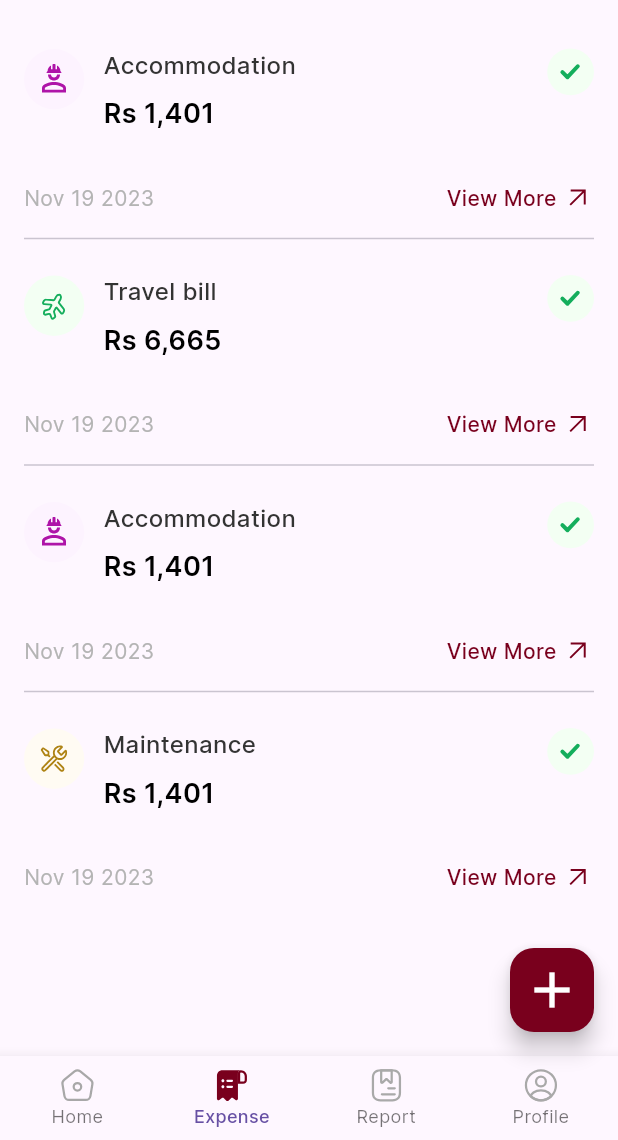
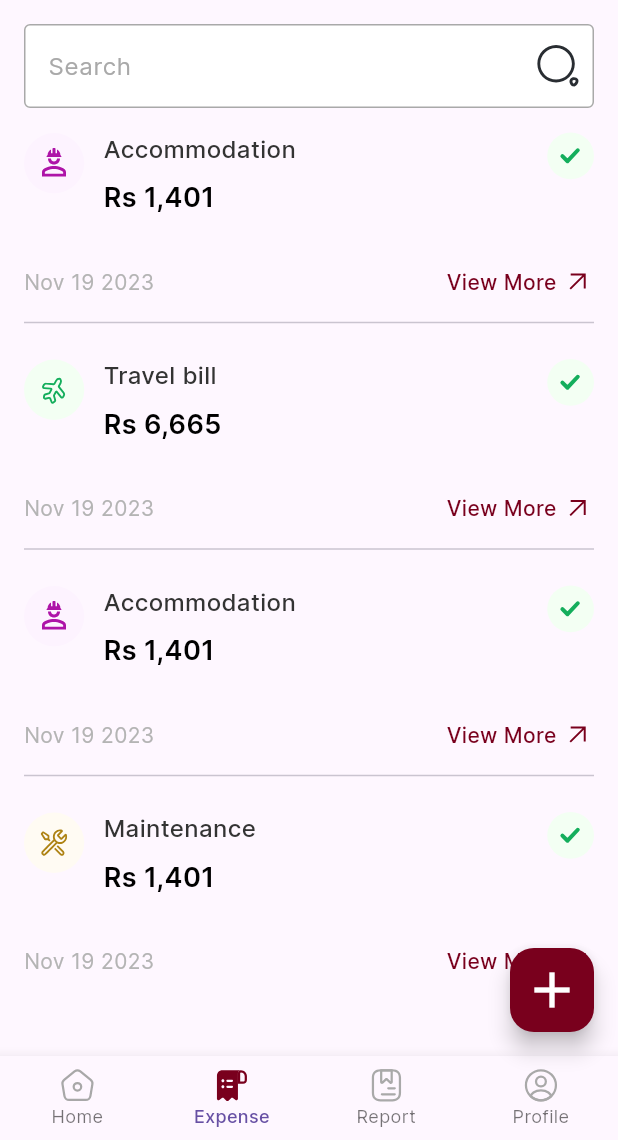
Before and after one commit to XpenseaApp/Xpensea_Flutter, a Flutter app: the screen it shows after launch, item 2 of the bottom bar chosen, on a phone screen of 412 x 824 dp, the part 96-1236 px from its top. Run offline on Flutter 3.47's test engine with Material 3 defaults, Android fonts, the phone set to English and light mode, and no system bars; our stand-ins replace flutter_svg, intl_phone_number_input, pinput; missing offline and left inert: onscreen_num_keyboard.

Commit message:
search field

```diff
--- a/xpensea/lib/src/presentation/components/icons/app_icons.dart
+++ b/xpensea/lib/src/presentation/components/icons/app_icons.dart
@@ -20,4 +20,5 @@ class AppIcons {
   static const String checkWait = "assets/svg/check_wait.svg";
   static const String maintenance = "assets/svg/maintenance.svg";
   static const String person = "assets/svg/person.svg";
+  static const String search = "assets/svg/search.svg";
 }
--- /dev/null
+++ b/xpensea/lib/src/presentation/components/textfields/search_field.dart
@@ -0,0 +1,41 @@
+import 'package:flutter/material.dart';
+import 'package:flutter_svg/flutter_svg.dart';
+import 'package:xpensea/src/core/theme/palette.dart';
+import 'package:xpensea/src/core/theme/text_style.dart';
+import 'package:xpensea/src/presentation/components/icons/app_icons.dart';
+
+class CustomSearchField extends StatelessWidget {
+  const CustomSearchField({super.key});
+
+  static final _border = OutlineInputBorder(
+    borderRadius: BorderRadius.circular(4.0), // Rounded corners
+    borderSide:
+        const BorderSide(color: AppPalette.kGray4, width: 1), // No border
+  );
+  @override
+  Widget build(BuildContext context) {
+    return TextField(
+      decoration: InputDecoration(
+        hintText: 'Search',
+        hintStyle: AppTextStyle.kSmallTitleR
+            .copyWith(fontSize: 16, color: AppPalette.kGray4),
+        suffixIcon: Container(
+          padding: const EdgeInsets.all(8),
+          height: 32,
+          width: 32,
+          child: SvgPicture.asset(
+            AppIcons.search,
+          ),
+        ),
+        // Search icon on the left
+        border: _border,
+        enabledBorder: _border,
+        focusedBorder: _border,
+        filled: true,
+        fillColor: Colors.white, // Fill color of the TextField
+        // contentPadding: const EdgeInsets.symmetric(
+        //     vertical: 20, horizontal: 20), // Padding inside the TextField
+      ),
+    );
+  }
+}
--- a/xpensea/lib/src/presentation/screens/expense_page.dart
+++ b/xpensea/lib/src/presentation/screens/expense_page.dart
@@ -1,6 +1,7 @@
 import 'package:flutter/material.dart';
 import 'package:xpensea/src/presentation/components/cards/expenses_card.dart';
 import 'package:xpensea/src/presentation/components/icons/app_icons.dart';
+import 'package:xpensea/src/presentation/components/textfields/search_field.dart';
 
 class ExpensePage extends StatelessWidget {
   const ExpensePage({super.key});
@@ -40,6 +41,7 @@ class ExpensePage extends StatelessWidget {
     return Column(
       crossAxisAlignment: CrossAxisAlignment.start,
       children: [
+        const CustomSearchField(),
         Expanded(
           child: ListView.separated(
             itemCount: expenses.length,
```
Also changed, not shown: xpensea/assets/svg/search.svg (added).
